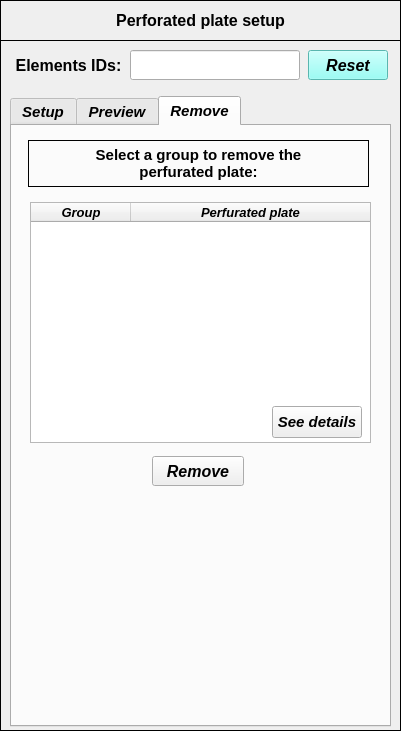
Qt form data/user_input/ui/Model/Setup/Acoustic/PerforatedPlateInput.ui (open-pulse/OpenPulse) before a commit.
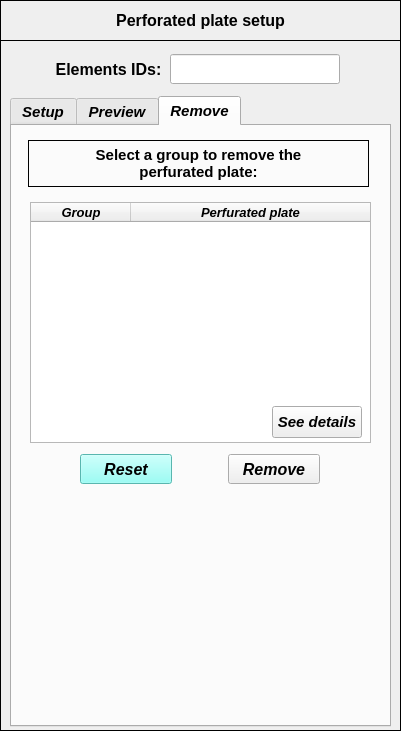
The same form after that commit. The open tabs and pages were chosen to show the change. Icons and pictures are not drawn.

Patch:
```diff
--- a/data/user_input/ui/Model/Setup/Acoustic/PerforatedPlateInput.ui
+++ b/data/user_input/ui/Model/Setup/Acoustic/PerforatedPlateInput.ui
@@ -3195,8 +3195,8 @@
       <widget class="QPushButton" name="pushButton_remove">
        <property name="geometry">
         <rect>
-         <x>140</x>
-         <y>330</y>
+         <x>216</x>
+         <y>328</y>
          <width>92</width>
          <height>30</height>
         </rect>
@@ -3260,13 +3260,53 @@
         <string>See details</string>
        </property>
       </widget>
+      <widget class="QPushButton" name="pushButton_reset">
+       <property name="geometry">
+        <rect>
+         <x>68</x>
+         <y>328</y>
+         <width>92</width>
+         <height>30</height>
+        </rect>
+       </property>
+       <property name="minimumSize">
+        <size>
+         <width>92</width>
+         <height>30</height>
+        </size>
+       </property>
+       <property name="maximumSize">
+        <size>
+         <width>92</width>
+         <height>30</height>
+        </size>
+       </property>
+       <property name="font">
+        <font>
+         <family>Arial</family>
+         <pointsize>12</pointsize>
+         <weight>75</weight>
+         <italic>true</italic>
+         <bold>true</bold>
+        </font>
+       </property>
+       <property name="styleSheet">
+        <string notr="true">background-color: rgb(125, 255, 245);</string>
+       </property>
+       <property name="text">
+        <string>Reset</string>
+       </property>
+       <property name="flat">
+        <bool>false</bool>
+       </property>
+      </widget>
      </widget>
     </widget>
     <widget class="QLineEdit" name="lineEdit_elementID">
      <property name="geometry">
       <rect>
-       <x>130</x>
-       <y>10</y>
+       <x>170</x>
+       <y>14</y>
        <width>170</width>
        <height>30</height>
       </rect>
@@ -3305,51 +3345,11 @@
       <set>Qt::AlignCenter</set>
      </property>
     </widget>
-    <widget class="QPushButton" name="pushButton_reset">
-     <property name="geometry">
-      <rect>
-       <x>308</x>
-       <y>10</y>
-       <width>80</width>
-       <height>30</height>
-      </rect>
-     </property>
-     <property name="minimumSize">
-      <size>
-       <width>80</width>
-       <height>30</height>
-      </size>
-     </property>
-     <property name="maximumSize">
-      <size>
-       <width>80</width>
-       <height>30</height>
-      </size>
-     </property>
-     <property name="font">
-      <font>
-       <family>Arial</family>
-       <pointsize>12</pointsize>
-       <weight>75</weight>
-       <italic>true</italic>
-       <bold>true</bold>
-      </font>
-     </property>
-     <property name="styleSheet">
-      <string notr="true">background-color: rgb(125, 255, 245);</string>
-     </property>
-     <property name="text">
-      <string>Reset</string>
-     </property>
-     <property name="flat">
-      <bool>false</bool>
-     </property>
-    </widget>
     <widget class="QLabel" name="label_selection">
      <property name="geometry">
       <rect>
-       <x>12</x>
-       <y>12</y>
+       <x>52</x>
+       <y>16</y>
        <width>113</width>
        <height>26</height>
       </rect>
```
